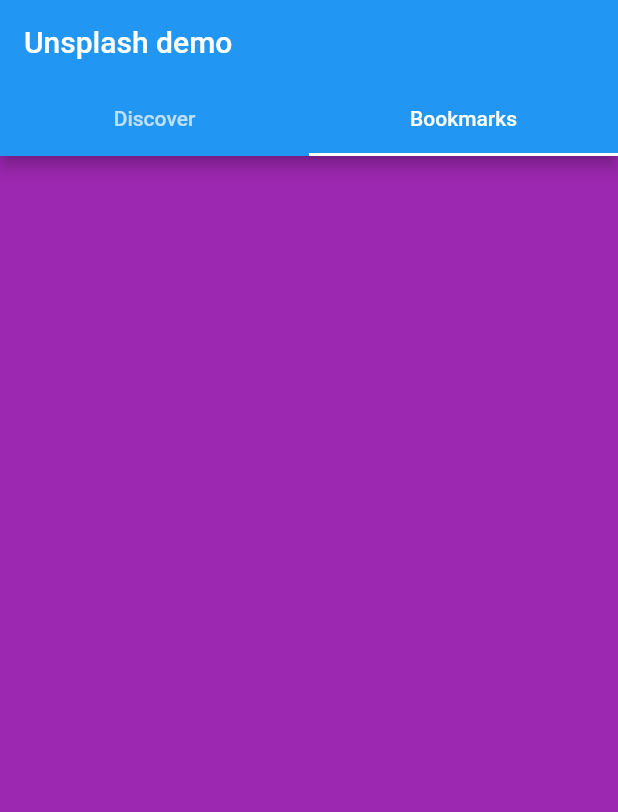
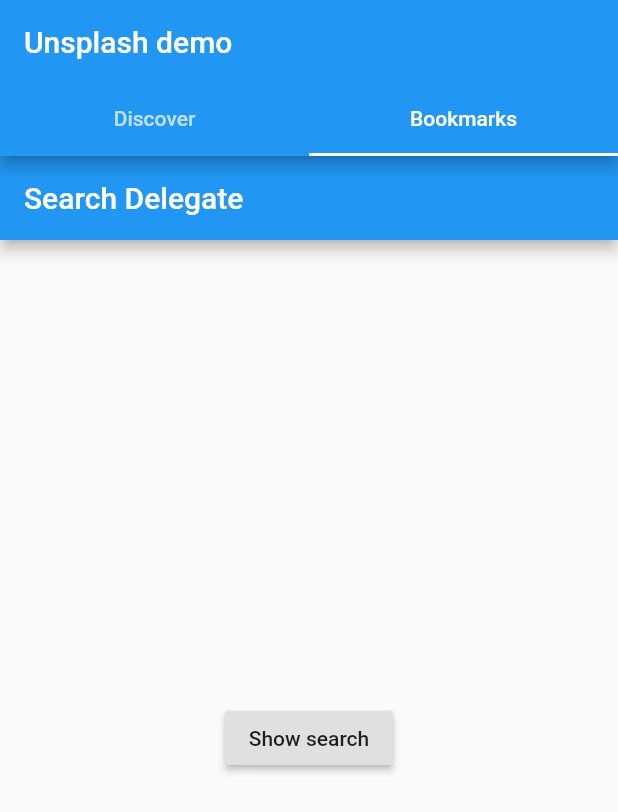
Before and after one commit to obitodarky/unsplash-sample, a Flutter app: the screen it shows after launch, tab 2 chosen, on a phone screen of 412 x 824 dp. Shown: the top 812 px of the screen. Run offline on Flutter 3.47's test engine with Material 2 defaults, Android fonts, the phone set to English and light mode, and no system bars; our stand-ins replace bloc, cached_network_image, dio, equatable, flutter_bloc; network calls fail.

Commit message:
search blocs and initial ui

```diff
--- a/lib/bloc/image_list/image_list_event.dart
+++ b/lib/bloc/image_list/image_list_event.dart
@@ -4,6 +4,7 @@ import 'package:unsplash_sample/bloc/image_list/image_list_bloc.dart';
 import 'package:unsplash_sample/key.dart';
 import 'package:unsplash_sample/model/photo_model.dart';
 import 'package:unsplash_sample/network/api_methods.dart';
+import 'package:unsplash_sample/utils/urls.dart';
 
 abstract class ImageEvent{
   Future<ImageListState> applyAsync({ImageListState currentState, ImageListBloc bloc});
@@ -24,7 +25,10 @@ class ImageFetched extends ImageEvent {
       imageListData = currentState.photos;
     }
     try{
-      List<Photo> tempImageListData = await _apiMethods.getResponseFromUrl(ApiKey.CLIENT_ID, _page);
+      List<Photo> tempImageListData = await _apiMethods.getResponseFromUrl(ApiUrls.GET_IMAGE, {
+        "client_id": ApiKey.CLIENT_ID,
+        "page": _page
+      });
       imageListData.addAll(tempImageListData);
       bloc.isFetching = false;
       return ImageLoaded(imageListData, _page);
--- /dev/null
+++ b/lib/bloc/search_image/index.dart
@@ -0,0 +1,3 @@
+export 'search_image_bloc.dart';
+export 'search_image_event.dart';
+export 'search_image_state.dart';
--- /dev/null
+++ b/lib/bloc/search_image/search_image_bloc.dart
@@ -0,0 +1,20 @@
+import 'package:bloc/bloc.dart';
+import 'package:unsplash_sample/bloc/search_image/index.dart';
+import 'package:unsplash_sample/model/photo_model.dart';
+
+class ImageBloc extends Bloc<ImageSearchEvent, SearchImageListState> {
+  bool isFetching;
+
+  ImageBloc({SearchImageListState initialState}) : super(initialState);
+
+
+  @override
+  Stream<SearchImageListState> mapEventToState(ImageSearchEvent event) async* {
+    try{
+      yield await event.applyAsync(currentState: state, bloc: this);
+    } catch (error, stacktrace){
+      print("$error $stacktrace");
+      yield state;
+    }
+  }
+}
--- /dev/null
+++ b/lib/bloc/search_image/search_image_event.dart
@@ -0,0 +1,41 @@
+import 'package:unsplash_sample/bloc/search_image/search_image_bloc.dart';
+import 'package:unsplash_sample/bloc/search_image/search_image_state.dart';
+import 'package:unsplash_sample/key.dart';
+import 'package:unsplash_sample/model/photo_model.dart';
+import 'package:unsplash_sample/network/api_methods.dart';
+import 'package:unsplash_sample/utils/urls.dart';
+
+
+
+class ImageSearchEvent{
+  final ApiMethods _apiMethods = GetImageList();
+  final int page;
+  final String query;
+
+  ImageSearchEvent(this.page, this.query);
+
+
+  Future<SearchImageListState> applyAsync({SearchImageListState currentState, bloc}) async {
+    bloc.isFetching = true;
+    int _page = 0;
+    List<Photo> imageListData  = [];
+    if(currentState is SearchImageLoaded){
+      _page = currentState.page + 1;
+      imageListData = currentState.photos;
+    }
+    try{
+      List<Photo> tempImageListData = await _apiMethods.getResponseFromUrl(ApiUrls.SEARCH_IMAGE,{
+        "client_id": ApiKey.CLIENT_ID,
+        "page": _page,
+        "query": query,
+      } );
+      imageListData.addAll(tempImageListData);
+      bloc.isFetching = false;
+      return SearchImageLoaded(imageListData, _page);
+    } catch(error,stacktrace) {
+      print("$error $stacktrace");
+      return SearchImageError();
+    }
+  }
+
+}
--- /dev/null
+++ b/lib/bloc/search_image/search_image_state.dart
@@ -0,0 +1,19 @@
+import 'package:unsplash_sample/model/photo_model.dart';
+
+abstract class SearchImageListState {
+  const SearchImageListState();
+}
+
+class SearchImageError extends SearchImageListState {}
+
+class SearchImageLoaded extends SearchImageListState{
+  final List<Photo> photos;
+  final int page;
+
+  SearchImageLoaded(this.photos, this.page);
+
+  SearchImageLoaded copyWith(List<Photo> photos) {
+    return SearchImageLoaded(photos, page);
+  }
+
+}
--- a/lib/ui/home.dart
+++ b/lib/ui/home.dart
@@ -4,6 +4,7 @@ import 'package:flutter_bloc/flutter_bloc.dart';
 import 'package:unsplash_sample/bloc/image_list/image_list_bloc.dart';
 import 'package:unsplash_sample/bloc/image_list/index.dart';
 import 'package:unsplash_sample/model/photo_model.dart';
+import 'package:unsplash_sample/ui/search_image.dart';
 import 'package:unsplash_sample/ui/image_info.dart';
 
 class Home extends StatefulWidget {
@@ -104,7 +105,7 @@ class _HomeState extends State<Home> {
               },
             ),
             //bookmarks
-            Container(color: Colors.purple),
+            SearchPage(),
           ],
         ),
       ),
--- /dev/null
+++ b/lib/ui/search_image.dart
@@ -0,0 +1,191 @@
+import 'package:cached_network_image/cached_network_image.dart';
+import 'package:flutter/material.dart';
+import 'package:flutter_bloc/flutter_bloc.dart';
+import 'package:unsplash_sample/bloc/search_image/index.dart';
+import 'package:unsplash_sample/bloc/search_image/search_image_bloc.dart';
+import 'package:unsplash_sample/model/photo_model.dart';
+import 'package:unsplash_sample/ui/image_info.dart';
+
+/*
+class BookmarkedImages extends StatefulWidget {
+  final String query;
+  BookmarkedImages(this.query);
+
+  @override
+  _BookmarkedImagesState createState() => _BookmarkedImagesState();
+}
+
+class _BookmarkedImagesState extends State<BookmarkedImages> {
+  final _bloc = SearchImageListBloc();
+  final _scrollController = ScrollController();
+
+  final _scrollThreshold = 200.0;
+
+  @override
+  void initState() {
+    _bloc.add(SearchedImage(0, widget.query));
+    super.initState();
+  }
+
+  @override
+  Widget build(BuildContext context) {
+    return BlocBuilder<SearchImageListBloc, SearchImageListState>(
+      cubit: _bloc,
+      builder: (buildContext, state) {
+        if (state is SearchImageError)
+          return Center(
+            child: Text("error"),
+          );
+        if (state is SearchInitialPhotoListState)
+          return Center(
+            child: CircularProgressIndicator(),
+          );
+        if (state is SearchImageLoaded) {
+          print(state.photos.length);
+          return ListView.builder(
+              itemCount: state.photos.length + 1,
+              controller: _scrollController,
+              itemBuilder: (buildContext, index) {
+                _scrollController.addListener((){
+                  final maxScroll = _scrollController.position.maxScrollExtent;
+                  final currentScroll = _scrollController.position.pixels;
+                  if (maxScroll - currentScroll <= _scrollThreshold && !_bloc.isFetching && index == state.photos.length) {
+                    if(_bloc.state is SearchImageLoaded){
+                      _bloc.add(SearchedImage((_bloc.state as SearchImageLoaded).page + 1, widget.query), );
+                    }
+                  }
+                });
+
+                if (index >= state.photos.length) return CircularProgressIndicator();
+                Photo item = state.photos[index];
+                double displayWidth = MediaQuery.of(context).size.width;
+                double finalHeight =
+                    displayWidth / (item.width / item.height);
+
+                return InkWell(
+                  onTap: () {
+                    Navigator.push(context, MaterialPageRoute(
+                        builder: (context) => ImageInfoScreen(item.user.firstName, item.urls.regular)
+                    ));
+                  },
+                  child: Hero(
+                    tag: "photo${item.id}",
+                    child: Padding(
+                      padding: const EdgeInsets.all(8.0),
+                      child: Card(
+                        child: CachedNetworkImage(
+                          imageUrl: item.urls.regular,
+                          fit: BoxFit.fill,
+                          width: displayWidth,
+                          height: finalHeight,
+                          placeholder: (context, url) => Center(child: CircularProgressIndicator()),
+                          errorWidget: (context, url, error) => Icon(Icons.error),
+                          placeholderFadeInDuration: Duration(seconds: 0),
+                        ),
+                      ),
+                    ),
+                  ),
+                );
+              });
+        }
+
+        return Center(child: Text(""));
+      },
+    );
+  }
+}
+*/
+
+
+class SearchPage extends StatefulWidget {
+  @override
+  _SearchPageState createState() => _SearchPageState();
+}
+
+class _SearchPageState extends State<SearchPage> {
+  final _bloc = ImageBloc();
+  @override
+  void initState() {
+    _bloc.add(ImageSearchEvent(0, 'Jimmy'));
+    super.initState();
+  }
+
+  @override
+  Widget build(BuildContext context) {
+    return Scaffold(
+      appBar: AppBar(
+        title: Text('Search Delegate'),
+      ),
+      body: Container(
+        child: Center(
+          child: RaisedButton(
+            child: Text('Show search'),
+            onPressed: () async {
+              Photo selected = await showSearch<Photo>(
+                context: context,
+                delegate: ImageSearch(_bloc),
+              );
+              print(selected);
+            },
+          ),
+        ),
+      ),
+    );
+  }
+}
+
+class ImageSearch extends SearchDelegate<Photo> {
+  final _bloc;
+
+  ImageSearch(this._bloc);
+
+  @override
+  List<Widget> buildActions(BuildContext context) => null;
+
+  @override
+  Widget buildLeading(BuildContext context) {
+    return IconButton(
+      icon: BackButtonIcon(),
+      onPressed: () {
+        close(context, null);
+      },
+    );
+  }
+
+  @override
+  Widget buildResults(BuildContext context) {
+    _bloc.add(ImageSearchEvent(0, query));
+
+    return BlocBuilder<ImageBloc, SearchImageListState>(
+      cubit: _bloc,
+      builder: (BuildContext context, SearchImageListState state) {
+        if (state is SearchImageError) {
+          return Container(
+            child: Text('Error'),
+          );
+        }
+        if(state is SearchImageLoaded){
+          return ListView.builder(
+            itemBuilder: (context, index) {
+              Photo item = state.photos[index];
+              return ListTile(
+                leading: Icon(Icons.add),
+                title: Text(state.photos[index].user.firstName),
+                onTap: (){
+                  Navigator.push(context, MaterialPageRoute(
+                      builder: (context) => ImageInfoScreen(item.user.firstName, item.urls.regular)
+                  ));
+                },
+              );
+            },
+            itemCount: state.photos.length,
+          );
+        }
+        return Text("0");
+      },
+    );
+  }
+
+  @override
+  Widget buildSuggestions(BuildContext context) => Container();
+}
--- a/lib/utils/urls.dart
+++ b/lib/utils/urls.dart
@@ -2,5 +2,5 @@ import 'package:unsplash_sample/key.dart';
 
 class ApiUrls {
   static final String GET_IMAGE = "https://api.unsplash.com/photos/";
-  static final String SEARCH_IMAGE = "";
+  static final String SEARCH_IMAGE = "https://api.unsplash.com/search/photos/";
 }
```
